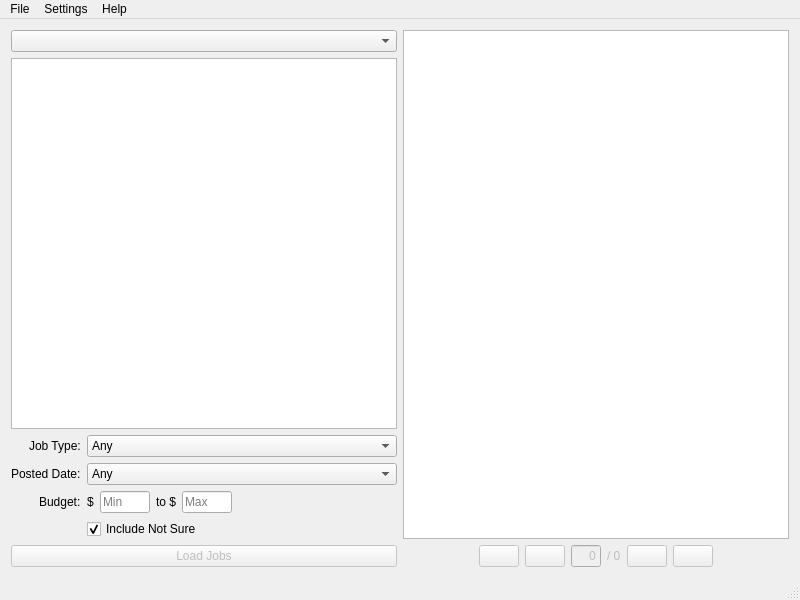
Above: sources/mainwindow.ui from ElanGroup/freelance-navigator before the change. Below: the same form after it.
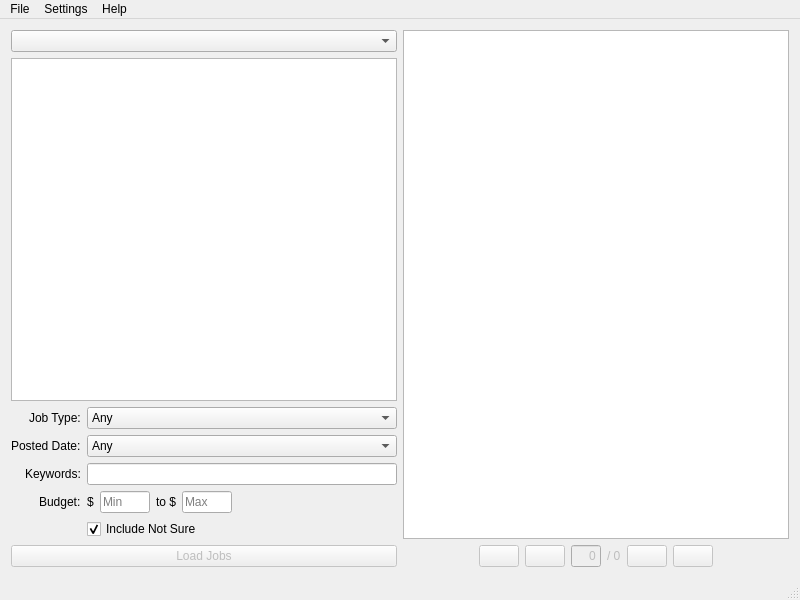
That is the form after the change. Icons and pictures are not drawn.

Commit message: Keywords filter has been added.

Diff of the .ui file:
```diff
--- a/sources/mainwindow.ui
+++ b/sources/mainwindow.ui
@@ -137,14 +137,14 @@
           </item>
          </widget>
         </item>
-        <item row="2" column="0">
+        <item row="3" column="0">
          <widget class="QLabel" name="budgetLabel">
           <property name="text">
            <string>Budget:</string>
           </property>
          </widget>
         </item>
-        <item row="2" column="1">
+        <item row="3" column="1">
          <layout class="QHBoxLayout" name="bhorizontalLayout_2">
           <item>
            <widget class="QLabel" name="minLabel">
@@ -204,7 +204,7 @@
           </item>
          </layout>
         </item>
-        <item row="3" column="1">
+        <item row="4" column="1">
          <widget class="QCheckBox" name="notSuteCheckBox">
           <property name="text">
            <string>Include Not Sure</string>
@@ -214,6 +214,16 @@
           </property>
          </widget>
         </item>
+        <item row="2" column="0">
+         <widget class="QLabel" name="label_3">
+          <property name="text">
+           <string>Keywords:</string>
+          </property>
+         </widget>
+        </item>
+        <item row="2" column="1">
+         <widget class="QLineEdit" name="keywordsLineEdit"/>
+        </item>
        </layout>
       </item>
       <item>
```
The commit also changes 7 other files.
